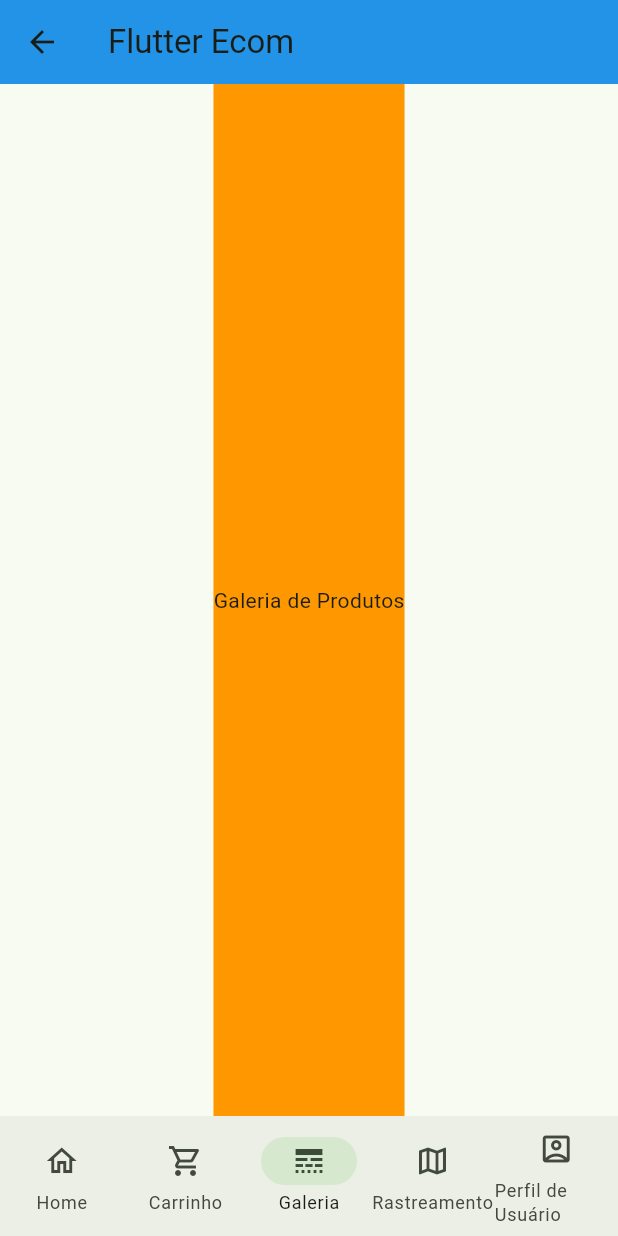
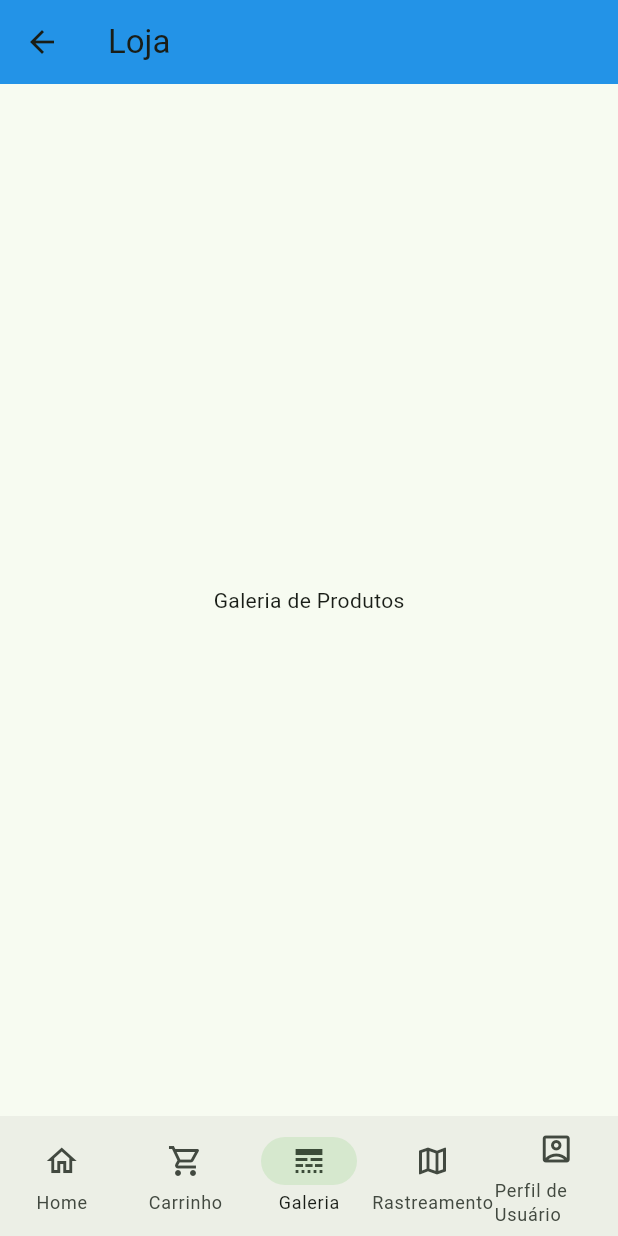
Before and after one commit to movingGreen/aula_Flutter, a Flutter app: the MainPage screen opened by its route, item 3 of the bottom bar chosen, on a phone screen of 412 x 824 dp. Run offline on Flutter 3.47's test engine with Material 2 defaults, Android fonts, the phone set to English and light mode, and no system bars; our stand-ins replace cloud_firestore, firebase_auth, firebase_core, flutter_map, geolocator, latlong2; accounts and stored records are empty.

Commit message:
comecando mapa

```diff
--- a/lib/main.dart
+++ b/lib/main.dart
@@ -3,8 +3,9 @@ import 'package:flutter/foundation.dart';
 import 'package:flutter/material.dart';
 import 'package:prog_app/pages/authentication/login_page.dart';
 import 'package:prog_app/pages/userprofile/user_profile_edit.dart';
+import 'package:prog_app/services/cart/cart_service.dart';
 import 'package:prog_app/services/users/users_services.dart';
-import 'package:prog_app/pages/home/home.dart';
+import 'package:prog_app/pages/home/home_page.dart';
 import 'package:prog_app/pages/main/main_page.dart';
 import 'package:provider/provider.dart';
 
@@ -40,6 +41,9 @@ class MyApp extends StatelessWidget {
           create: (context) => UsersServices(),
           lazy: false,
         ),
+        ChangeNotifierProvider<CartService>(
+          create: (context) => CartService(),
+        )
       ],
       child: MaterialApp(
         debugShowCheckedModeBanner: false,
--- a/lib/pages/home/home_page.dart
+++ b/lib/pages/home/home_page.dart
@@ -11,6 +11,7 @@ class HomePage extends StatelessWidget {
   Widget build(BuildContext context) {
     var items = context.watch<CartService>().items;
     var cart = context.watch<CartService>().cart;
+
     return Scaffold(
       appBar: AppBar(
         title: Text(title!),
@@ -20,7 +21,7 @@ class HomePage extends StatelessWidget {
             .map(
               (e) => ListTile(
                 title: Text(e.name ?? ''),
-                subtitle: Text("USD " + (e.price ?? '')),
+                subtitle: Text("USD ${e.price ?? ''}"),
                 trailing: IconButton(
                   icon: Icon(
                     cart.contains(e) ? Icons.remove_circle : Icons.add_circle,
--- a/lib/pages/login/login_page.dart
+++ b/lib/pages/login/login_page.dart
@@ -89,6 +89,7 @@ class LoginPage extends StatelessWidget {
                             password: _passwordController.text)) {
                           Navigator.pushNamed(context, '/mainpage');
                         } else {
+                          // ignore: use_build_context_synchronously
                           showDialog(
                               context: context,
                               builder: (BuildContext context) {
--- a/lib/pages/main/main_page.dart
+++ b/lib/pages/main/main_page.dart
@@ -1,4 +1,5 @@
 import 'package:flutter/material.dart';
+import 'package:prog_app/pages/home/home_page.dart';
 import 'package:prog_app/pages/rastreamento/rastreamento_page.dart';
 import 'package:prog_app/pages/userprofile/user_profile_page.dart';
 
@@ -18,14 +19,12 @@ class _MainPageState extends State<MainPage> {
       appBar: AppBar(
         backgroundColor: Colors.blue,
         elevation: 2.0,
-        title: const Text("Flutter Ecom"),
+        title: const Text("Loja"),
       ),
       body: [
         const Center(
-          child: Column(
-            mainAxisAlignment: MainAxisAlignment.center,
-            children: [Text("Página inicial")],
-          ),
+          // child: HomePage(),
+          child: Text('home page'),
         ),
         const Center(
           child: Column(
@@ -37,7 +36,6 @@ class _MainPageState extends State<MainPage> {
         ),
         Center(
           child: Container(
-            color: Colors.orange,
             child: const Column(
               mainAxisAlignment: MainAxisAlignment.center,
               children: [
--- a/lib/pages/main_page.dart
+++ b/lib/pages/main_page.dart
@@ -22,6 +22,11 @@ class _MainPageState extends State<MainPage> {
       color: Colors.blue,
       alignment: Alignment.center,
       child: const Text("Pedidos"),
+    ),
+    Container(
+      color: Colors.yellow,
+      alignment: Alignment.center,
+      child: const Text("Rastreamento"),
     ),
     Container(
       color: Colors.green,
--- a/pubspec.yaml
+++ b/pubspec.yaml
@@ -35,7 +35,9 @@ dependencies:
   flutter:
     sdk: flutter
   flutter_map: ^6.0.1
+  geolocator: ^10.1.0
   image_picker: ^1.0.4
+  latlong2: ^0.9.0
   provider: ^6.0.5
 
 dev_dependencies:
```
Also changed, not shown: lib/pages/home/home.dart (deleted, +0 -27 lines), lib/pages/rastreamento/rastreamento_page.dart (+28 -1 lines), lib/pages/userprofile/user_profile_page.dart (+2 -7 lines), lib/services/geolocation/geolocation_service.dart (added, +42 -0 lines), pubspec.lock.
